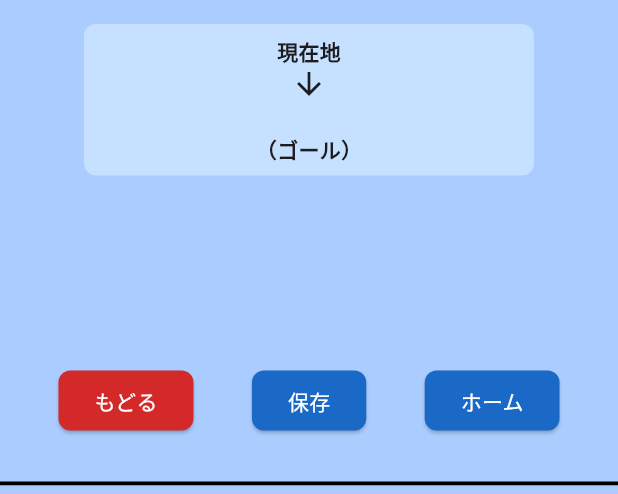
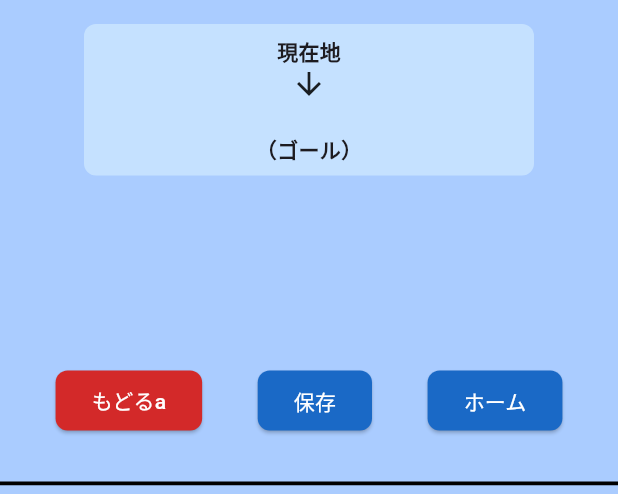
Before and after one commit to yambaru-hackathon/Group-3, a Flutter app: the ShowRoutePage screen opened directly, on a phone screen of 412 x 824 dp, the part 582-1076 px from its top. Run offline on Flutter 3.47's test engine with Material 3 defaults, Android fonts, the phone set to English and light mode, and no system bars; our stand-ins replace cloud_firestore, firebase_auth, firebase_core, geocoding, geolocator, persistent_bottom_nav_bar; missing offline and left inert: speech_balloon; accounts and stored records are empty; statements that could not run were skipped.

```diff
--- a/lib/pages/home_page.dart
+++ b/lib/pages/home_page.dart
@@ -3319,7 +3319,7 @@ class _ShowRoutePageState extends State<ShowRoutePage> {
                       shadowColor: Colors.black,
                     ),
                     child: const Text(
-                      'もどる',
+                      'もどるa',
                       style: TextStyle(color: Color(0xffffffff)),
                     ),
                   ),
```
